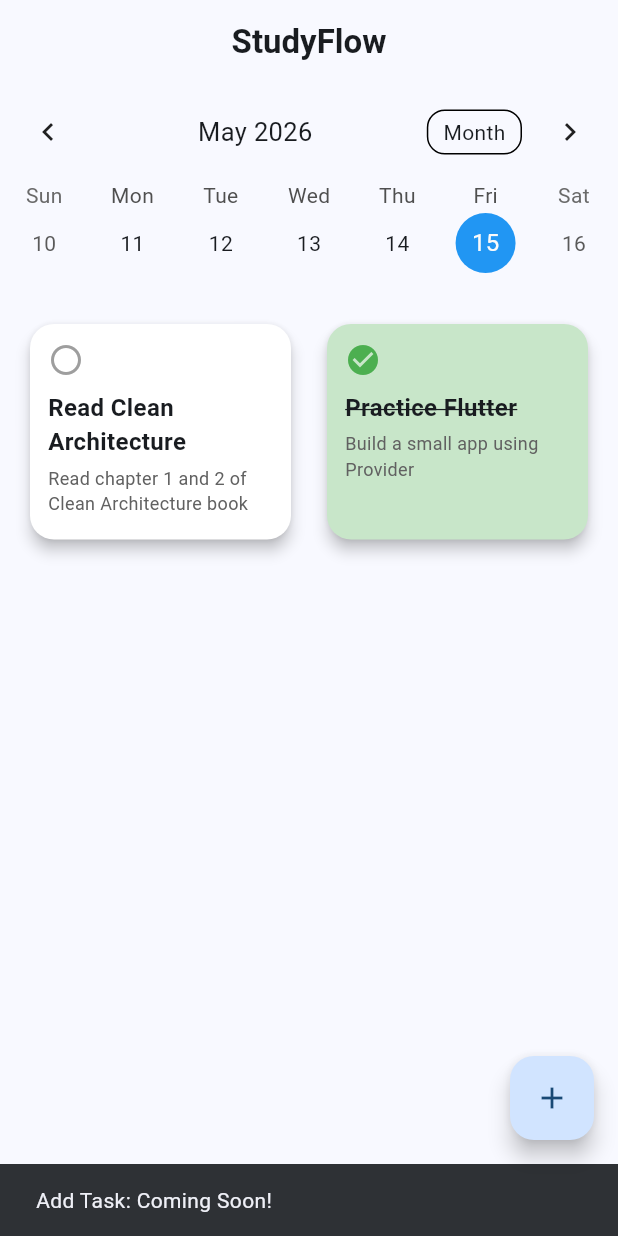
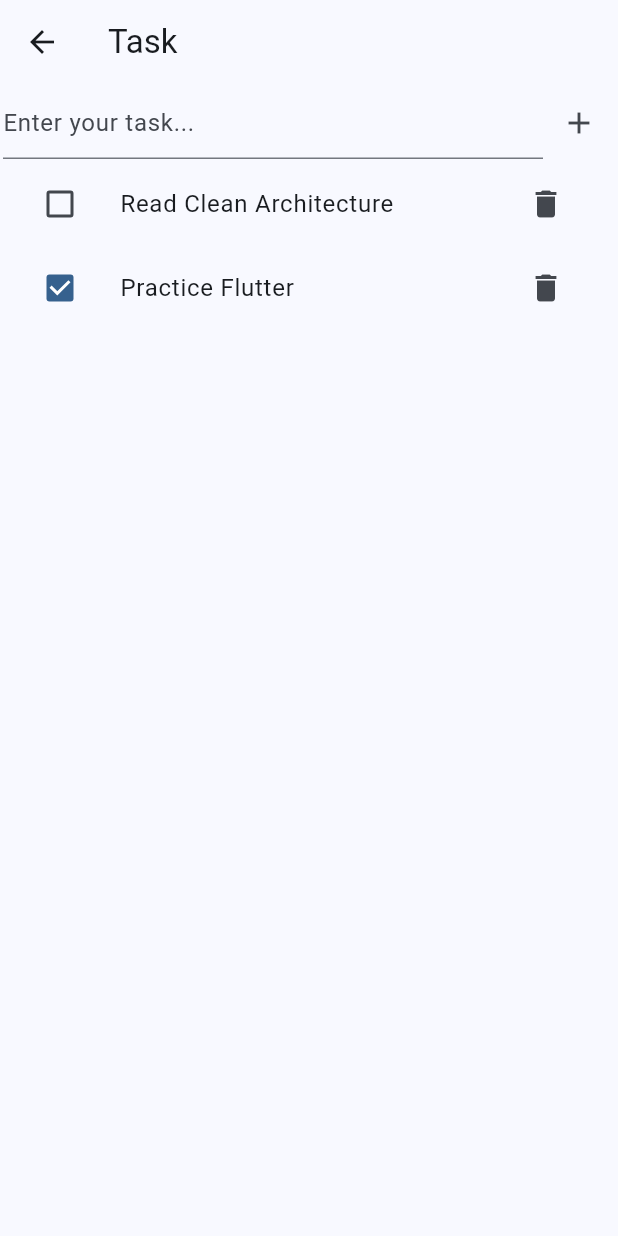
Before and after one commit to Binsadboiiz/StudyFlow, a Flutter app: the screen it shows after launch, after a tap on the "add" icon, on a phone screen of 412 x 824 dp. Run offline on Flutter 3.47's test engine with Material 3 defaults, Android fonts, the light colour scheme and no system bars; drawn by our look-alikes of table_calendar.

Commit message:
feat(task): implement Task CRUD with Clean Architecture + MVVM
* create TaskModel
* create local datasource for task storage
* implement TaskRepositoryImpl
* add usecases:

  * AddTask
  * UpdateTask
  * DeleteTask
  * GetTasks
* create TaskViewModel using Provider
* implement TaskScreen UI
* add task toggle complete feature
* connect presentation -> domain -> data layers
* fix TaskRepositoryImpl missing implementation error

```diff
--- a/lib/features/home/presentation/screens/home_screen.dart
+++ b/lib/features/home/presentation/screens/home_screen.dart
@@ -1,6 +1,7 @@
 import 'package:flutter/material.dart';
 import '../widgets/home_calendar.dart';
-import '../widgets/daily_goal_grid.dart';
+import '../widgets/daily_goal_list.dart';
+import '../../../../features/task/presentation/screens/task_screen.dart';
 
 /// Màn hình chính của ứng dụng (View trong MVVM).
 /// Nhiệm vụ duy nhất của nó là ghép nối các Widget nhỏ hơn lại với nhau
@@ -25,18 +26,18 @@ class HomeScreen extends StatelessWidget {
           SizedBox(height: 8), // Khoảng cách nhỏ giữa lịch và danh sách
 
           // 2. Phần Widget hiển thị danh sách mục tiêu hằng ngày.
-          // Expanded bắt buộc DailyGoalGrid phải chiếm TOÀN BỘ khoảng trống còn lại bên dưới lịch
-          Expanded(child: DailyGoalGrid()),
+          // Expanded bắt buộc DailyGoalList phải chiếm TOÀN BỘ khoảng trống còn lại bên dưới lịch
+          Expanded(child: DailyGoalList()),
         ],
       ),
 
       // Nút hình tròn nổi ở góc dưới bên phải (Dùng để thêm Task mới)
       floatingActionButton: FloatingActionButton(
         onPressed: () {
-          // TODO: Mở màn hình/popup để thêm Task mới
-          // Tạm thời hiển thị một dòng thông báo nhỏ (SnackBar) dưới đáy màn hình
-          ScaffoldMessenger.of(context).showSnackBar(
-            const SnackBar(content: Text('Add Task: Coming Soon!')),
+          // Mở màn hình quản lý Task
+          Navigator.push(
+            context,
+            MaterialPageRoute(builder: (context) => const TaskScreen()),
           );
         },
         child: const Icon(Icons.add), // Icon dấu cộng
--- /dev/null
+++ b/lib/features/home/presentation/widgets/daily_goal_list.dart
@@ -0,0 +1,101 @@
+import 'package:flutter/material.dart';
+import 'package:provider/provider.dart';
+import '../viewmodels/home_viewmodel.dart';
+
+/// Widget hiển thị danh sách các mục tiêu (Tasks) dưới dạng List (từng hàng/row) bên dưới lịch.
+class DailyGoalList extends StatelessWidget {
+  const DailyGoalList({super.key});
+
+  @override
+  Widget build(BuildContext context) {
+    // Consumer lắng nghe dữ liệu từ HomeViewModel
+    return Consumer<HomeViewModel>(
+      builder: (context, viewModel, child) {
+        // 1. Trạng thái Đang tải dữ liệu
+        if (viewModel.isLoading) {
+          return const Center(child: CircularProgressIndicator());
+        }
+
+        // 2. Trạng thái Không có dữ liệu
+        if (viewModel.dailyTasks.isEmpty) {
+          return const Center(
+            child: Text('No goals for this day. Take a rest!'),
+          );
+        }
+
+        // 3. Trạng thái Có dữ liệu: Hiển thị danh sách task dưới dạng ListView (mỗi task là 1 hàng ngang)
+        return ListView.separated(
+          padding: const EdgeInsets.all(16.0),
+          itemCount: viewModel.dailyTasks.length,
+          separatorBuilder: (context, index) => const SizedBox(height: 12.0), // Khoảng cách giữa các hàng
+          itemBuilder: (context, index) {
+            final task = viewModel.dailyTasks[index];
+
+            return GestureDetector(
+              onTap: () {
+                // Gọi viewmodel để đổi trạng thái hoàn thành (check/uncheck)
+                viewModel.toggleTaskCompletion(task);
+              },
+              child: Card(
+                elevation: 2,
+                shape: RoundedRectangleBorder(
+                  borderRadius: BorderRadius.circular(12.0),
+                ),
+                color: task.isCompleted ? Colors.green.shade100 : Colors.white,
+                child: Padding(
+                  padding: const EdgeInsets.all(16.0),
+                  child: Row(
+                    crossAxisAlignment: CrossAxisAlignment.center, // Căn giữa theo chiều dọc
+                    children: [
+                      // Icon checkmark bên trái
+                      Icon(
+                        task.isCompleted
+                            ? Icons.check_circle
+                            : Icons.circle_outlined,
+                        color: task.isCompleted ? Colors.green : Colors.grey,
+                        size: 28,
+                      ),
+                      const SizedBox(width: 16.0),
+
+                      // Nội dung chính (Tiêu đề và mô tả) chiếm phần còn lại
+                      Expanded(
+                        child: Column(
+                          crossAxisAlignment: CrossAxisAlignment.start,
+                          children: [
+                            Text(
+                              task.title,
+                              style: TextStyle(
+                                fontWeight: FontWeight.bold,
+                                fontSize: 16,
+                                decoration: task.isCompleted
+                                    ? TextDecoration.lineThrough
+                                    : null,
+                              ),
+                            ),
+                            // Chỉ hiển thị mô tả nếu nó không rỗng
+                            if (task.description.isNotEmpty) ...[
+                              const SizedBox(height: 4),
+                              Text(
+                                task.description,
+                                style: TextStyle(
+                                  fontSize: 13,
+                                  color: Colors.grey.shade700,
+                                ),
+                                maxLines: 2,
+                                overflow: TextOverflow.ellipsis,
+                              ),
+                            ]
+                          ],
+                        ),
+                      ),
+                    ],
+                  ),
+                ),
+              ),
+            );
+          },
+        );
+      },
+    );
+  }
+}
--- a/lib/features/home/presentation/widgets/home_calendar.dart
+++ b/lib/features/home/presentation/widgets/home_calendar.dart
@@ -35,7 +35,7 @@ class HomeCalendar extends StatelessWidget {
           },
 
           // Thiết lập hiển thị mặc định là dạng Tuần (Week) cho gọn gàng
-          calendarFormat: CalendarFormat.week,
+          calendarFormat: CalendarFormat.month,
           // Cho phép các tùy chọn chuyển đổi định dạng (Tuần, 2 tuần, Tháng)
           availableCalendarFormats: const {
             CalendarFormat.month: 'Month',
--- /dev/null
+++ b/lib/features/task/data/datasource/task_local_datasource.dart
@@ -0,0 +1,29 @@
+import 'package:studyflow/features/task/data/models/task_model.dart';
+
+class TaskLocalDatasource {
+  final List<TaskModel> _tasks = [];
+
+  Future<List<TaskModel>> getTasksForDate(DateTime date) async {
+    return _tasks.where((task) {
+      return task.date.year == date.year &&
+        task.date.month == date.month &&
+        task.date.day == date.day;
+    }).toList();
+  }
+
+  Future<void> addTask(TaskModel task) async {
+    _tasks.add(task);
+  }
+
+  Future<void> updateTask(TaskModel updatedTask) async {
+    final index = _tasks.indexWhere((t) => t.id == updatedTask.id);
+
+    if(index != -1) {
+      _tasks[index] = updatedTask;
+    }
+  }
+
+  Future<void> deleteTask(int id) async {
+    _tasks.removeWhere((task) => task.id == id);
+  }
+}
--- /dev/null
+++ b/lib/features/task/data/models/task_model.dart
@@ -0,0 +1,41 @@
+import 'package:studyflow/features/task/domain/entities/task.dart';
+
+class TaskModel extends Task {
+  TaskModel({
+    required super.id,
+    required super.title,
+    required super.description,
+    required super.date,
+    super.isCompleted,
+  });
+
+  factory TaskModel.fromEntity(Task task) {
+    return TaskModel(
+      id: task.id,
+      title: task.title,
+      description: task.description,
+      date: task.date,
+      isCompleted: task.isCompleted
+      );
+  }
+
+  Map<String, dynamic> toMap() {
+    return {
+      'id': id,
+      'title': title,
+      'description': description,
+      'date': date,
+      'isCompleted': isCompleted,
+    };
+  }
+
+  factory TaskModel.fromMap(Map<String, dynamic> map) {
+    return TaskModel(
+      id: map['id'],
+      title: map['title'],
+      description: map['description'],
+      date: DateTime.parse(map['date']),
+      isCompleted: map['isCompleted'],
+    );
+  }
+}
--- /dev/null
+++ b/lib/features/task/data/repositories/task_repository_impl.dart
@@ -0,0 +1,32 @@
+import 'package:studyflow/features/task/data/datasource/task_local_datasource.dart';
+import 'package:studyflow/features/task/data/models/task_model.dart';
+import 'package:studyflow/features/task/domain/entities/task.dart';
+import 'package:studyflow/features/task/domain/repositories/task_repository.dart';
+
+class TaskRepositoryImpl implements TaskRepository {
+  final TaskLocalDatasource localDatasource;
+
+  TaskRepositoryImpl(this.localDatasource);
+
+  @override
+  Future<void> addTask(Task task) async {
+    final model = TaskModel.fromEntity(task);
+    await localDatasource.addTask(model);
+  }
+
+  @override
+  Future<void> deleteTask(int id) async {
+    await localDatasource.deleteTask(id);
+  }
+
+  @override
+  Future<List<Task>> getTasksForDate(DateTime date) async {
+    return await localDatasource.getTasksForDate(date);
+  }
+
+  @override
+  Future<void> updateTask(Task task) async {
+    final model = TaskModel.fromEntity(task);
+    await localDatasource.updateTask(model);
+  }
+}
--- /dev/null
+++ b/lib/features/task/domain/usecase/add__task.dart
@@ -0,0 +1,12 @@
+import 'package:studyflow/features/task/domain/entities/task.dart';
+import 'package:studyflow/features/task/domain/repositories/task_repository.dart';
+
+class AddTask {
+  final TaskRepository repository;
+
+  AddTask(this.repository);
+
+  Future<void> call(Task task) async {
+    await repository.addTask(task);
+  }
+}
--- /dev/null
+++ b/lib/features/task/domain/usecase/delete_task.dart
@@ -0,0 +1,11 @@
+import 'package:studyflow/features/task/domain/repositories/task_repository.dart';
+
+class DeleteTask {
+  final TaskRepository repository;
+
+  DeleteTask(this.repository);
+
+  Future<void> call(int id) async {
+    await repository.deleteTask(id);
+  }
+}
--- /dev/null
+++ b/lib/features/task/domain/usecase/get_task.dart
@@ -0,0 +1,12 @@
+import 'package:studyflow/features/task/domain/entities/task.dart';
+import 'package:studyflow/features/task/domain/repositories/task_repository.dart';
+
+class GetTask {
+  final TaskRepository repository;
+
+  GetTask(this.repository);
+
+  Future<List<Task>> call(DateTime date) async {
+    return repository.getTasksForDate(date);
+  }
+}
--- /dev/null
+++ b/lib/features/task/domain/usecase/update_task.dart
@@ -0,0 +1,12 @@
+import 'package:studyflow/features/task/domain/entities/task.dart';
+import 'package:studyflow/features/task/domain/repositories/task_repository.dart';
+
+class UpdateTask {
+  final TaskRepository repository;
+
+  UpdateTask(this.repository);
+
+  Future<void> call(Task task) async {
+    await repository.updateTask(task);
+  }
+}
--- /dev/null
+++ b/lib/features/task/presentation/screens/task_screen.dart
@@ -0,0 +1,105 @@
+import 'package:flutter/material.dart';
+import 'package:provider/provider.dart';
+import 'package:studyflow/features/task/domain/entities/task.dart';
+import 'package:studyflow/features/task/presentation/viewmodels/task_viewmodel.dart';
+
+/// Màn hình quản lý các công việc (Task).
+/// Đây là View trong kiến trúc MVVM, chỉ làm nhiệm vụ hiển thị và nhận tương tác từ người dùng.
+class TaskScreen extends StatefulWidget{
+  const TaskScreen({ super.key });
+
+  @override
+  State<TaskScreen> createState() => _TaskScreenState();
+}
+
+class _TaskScreenState extends State<TaskScreen> {
+  // Controller để lấy nội dung từ ô nhập liệu (TextField)
+  final titleController = TextEditingController();
+
+  @override
+  void initState() {
+    super.initState();
+
+    // Dùng Future.microtask để đảm bảo context đã sẵn sàng trước khi gọi ViewModel.
+    // Lấy danh sách Task của ngày hôm nay khi vừa mở màn hình.
+    Future.microtask(() {
+      context.read<TaskViewmodel>().loadTask(DateTime.now());
+    });
+  }
+
+  @override
+  Widget build(BuildContext context) {
+    // context.watch() giúp UI tự động lắng nghe và vẽ lại mỗi khi ViewModel gọi notifyListeners()
+    final vm = context.watch<TaskViewmodel>();
+
+    return Scaffold(
+      appBar: AppBar(
+        title: const Text("Task"),
+      ),
+      body: Column(
+        children: [
+          // Khu vực nhập liệu và nút thêm Task mới
+          Padding(padding: const EdgeInsets.all(2),
+          child: Row(
+            children: [
+              Expanded(
+                child: TextField(
+                  controller: titleController,
+                  decoration: const InputDecoration(
+                    hintText: "Enter your task...",
+                  ),
+                )
+              ),
+              IconButton(
+                onPressed: () async {
+                  // Tạo một đối tượng Task mới từ nội dung TextField
+                  final task = Task(
+                    id: DateTime.now().millisecondsSinceEpoch, // Dùng timestamp làm ID tạm thời
+                    title: titleController.text,
+                    description: "",
+                    date: DateTime.now(),
+                  );
+
+                  // Gọi ViewModel để xử lý logic thêm Task
+                  await vm.addTask(task);
+
+                  // Xóa trắng ô nhập sau khi thêm thành công
+                  titleController.clear();
+                },
+                icon: const Icon(Icons.add)
+               ),
+            ],
+           ),
+          ),
+          // Khu vực danh sách các Task hiển thị bên dưới
+          Expanded(
+            child: ListView.builder(
+              itemCount: vm.tasks.length,
+              itemBuilder: (context, index) {
+                final task = vm.tasks[index];
+
+                return ListTile(
+                  // Nút Checkbox để đánh dấu hoàn thành
+                  leading: Checkbox(
+                    value: task.isCompleted,
+                    onChanged: (__) {
+                      vm.toggleTask(task);
+                    }
+                  ),
+                  title: Text(task.title),
+                  // Nút thùng rác để xóa Task
+                  trailing: IconButton(
+                    icon: const Icon(Icons.delete),
+                    onPressed: () {
+                      vm.deleteTask(task.id, task.date);
+                    },
+                  ),
+                );
+              },
+            )
+          ),
+        ],
+      ),
+    );
+  }
+}
--- /dev/null
+++ b/lib/features/task/presentation/viewmodels/task_viewmodel.dart
@@ -0,0 +1,53 @@
+import 'package:flutter/material.dart';
+import 'package:studyflow/features/task/domain/entities/task.dart';
+import 'package:studyflow/features/task/domain/usecase/add__task.dart';
+import 'package:studyflow/features/task/domain/usecase/delete_task.dart';
+import 'package:studyflow/features/task/domain/usecase/get_task.dart';
+import 'package:studyflow/features/task/domain/usecase/update_task.dart';
+
+/// ViewModel chịu trách nhiệm quản lý trạng thái của màn hình Task (TaskScreen)
+/// Cung cấp dữ liệu (tasks) và các phương thức xử lý logic (thêm, sửa, xóa) cho View.
+class TaskViewmodel extends ChangeNotifier {
+  // Các UseCase chứa logic nghiệp vụ tương ứng
+  final AddTask addTaskUseCase;
+  final DeleteTask deleteTaskUseCase;
+  final GetTask getTaskUseCase;
+  final UpdateTask updateTaskUseCase;
+
+  TaskViewmodel({
+    required this.addTaskUseCase,
+    required this.deleteTaskUseCase,
+    required this.getTaskUseCase,
+    required this.updateTaskUseCase,
+  });
+
+  // Danh sách các công việc hiện tại (State của View)
+  List<Task> tasks = [];
+
+  /// Tải danh sách công việc theo ngày
+  Future<void> loadTask(DateTime date) async {
+    tasks = await getTaskUseCase(date);
+    notifyListeners(); // Thông báo cho UI (các Widget đang listen) biết dữ liệu đã thay đổi để vẽ lại
+  }
+
+  /// Thêm một công việc mới và tải lại danh sách
+  Future<void> addTask(Task task) async {
+    await addTaskUseCase(task);
+    await loadTask(task.date);
+  }
+
+  /// Xóa một công việc theo ID và tải lại danh sách
+  Future<void> deleteTask(int id, DateTime date) async {
+    await deleteTaskUseCase(id);
+    await loadTask(date);
+  }
+
+  /// Đánh dấu hoàn thành / chưa hoàn thành công việc và tải lại danh sách
+  Future<void> toggleTask(Task task) async {
+    final updateTask = task.copyWith(
+      isCompleted: !task.isCompleted,
+    );
+    await updateTaskUseCase(updateTask);
+    await loadTask(task.date);
+  }
+}
--- a/lib/main.dart
+++ b/lib/main.dart
@@ -5,7 +5,11 @@ import 'package:intl/date_symbol_data_local.dart';
 import 'features/home/presentation/screens/home_screen.dart';
 import 'features/home/presentation/viewmodels/home_viewmodel.dart';
 import 'features/task/data/repositories/mock_task_repository_impl.dart';
-
+import 'features/task/presentation/viewmodels/task_viewmodel.dart';
+import 'features/task/domain/usecase/add__task.dart';
+import 'features/task/domain/usecase/delete_task.dart';
+import 'features/task/domain/usecase/get_task.dart';
+import 'features/task/domain/usecase/update_task.dart';
 /// Điểm bắt đầu của toàn bộ ứng dụng (Entry point).
 void main() async {
   // Đảm bảo Flutter Engine đã được khởi tạo xong trước khi chạy các setup bất đồng bộ (async).
@@ -15,13 +19,18 @@ void main() async {
   // Yêu cầu bắt buộc để package `table_calendar` có thể format ngày tháng đúng chuẩn.
   await initializeDateFormatting();
 
+  // Khởi tạo Repository dùng chung cho các tính năng
+  final taskRepository = MockTaskRepositoryImpl();
+
   // Chạy ứng dụng
-  runApp(const StudyFlowApp());
+  runApp(StudyFlowApp(taskRepository: taskRepository));
 }
 
 /// Lớp gốc chứa toàn bộ cấu hình chung của ứng dụng
 class StudyFlowApp extends StatelessWidget {
-  const StudyFlowApp({super.key});
+  final MockTaskRepositoryImpl taskRepository;
+
+  const StudyFlowApp({super.key, required this.taskRepository});
 
   @override
   Widget build(BuildContext context) {
@@ -33,7 +42,16 @@ class StudyFlowApp extends StatelessWidget {
         // Cú pháp ChangeNotifierProvider sẽ tự động lắng nghe và dọn dẹp bộ nhớ (dispose) khi không dùng nữa.
         ChangeNotifierProvider(
           create: (_) => HomeViewModel(
-            taskRepository: MockTaskRepositoryImpl(), // Dependency Injection (có thể thay = Isar sau này)
+            taskRepository: taskRepository, // Dependency Injection (có thể thay = Isar sau này)
+          ),
+        ),
+        // Khởi tạo TaskViewmodel và tiêm các UseCase vào nó
+        ChangeNotifierProvider(
+          create: (_) => TaskViewmodel(
+            addTaskUseCase: AddTask(taskRepository),
+            deleteTaskUseCase: DeleteTask(taskRepository),
+            getTaskUseCase: GetTask(taskRepository),
+            updateTaskUseCase: UpdateTask(taskRepository),
           ),
         ),
       ],
```
